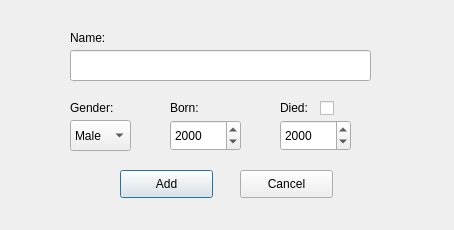
This is addscientistdialog.ui in marthagb/VLN1-Skil-3 as Qt 5 draws it before an edit. The edited form follows.
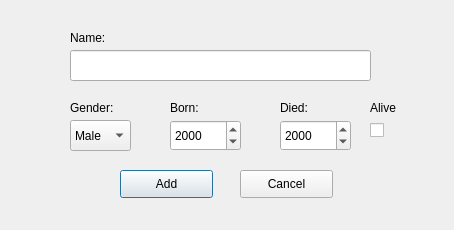
This is the edited form.

The edit to the form file:
```diff
--- a/addscientistdialog.ui
+++ b/addscientistdialog.ui
@@ -174,16 +174,29 @@
   <widget class="QCheckBox" name="diedCheckBox">
    <property name="geometry">
     <rect>
-     <x>320</x>
-     <y>100</y>
+     <x>370</x>
+     <y>120</y>
      <width>21</width>
-     <height>16</height>
+     <height>21</height>
     </rect>
    </property>
    <property name="text">
     <string/>
    </property>
   </widget>
+  <widget class="QLabel" name="aliveLabel">
+   <property name="geometry">
+    <rect>
+     <x>370</x>
+     <y>100</y>
+     <width>55</width>
+     <height>16</height>
+    </rect>
+   </property>
+   <property name="text">
+    <string>Alive</string>
+   </property>
+  </widget>
  </widget>
  <resources/>
  <connections/>
```
